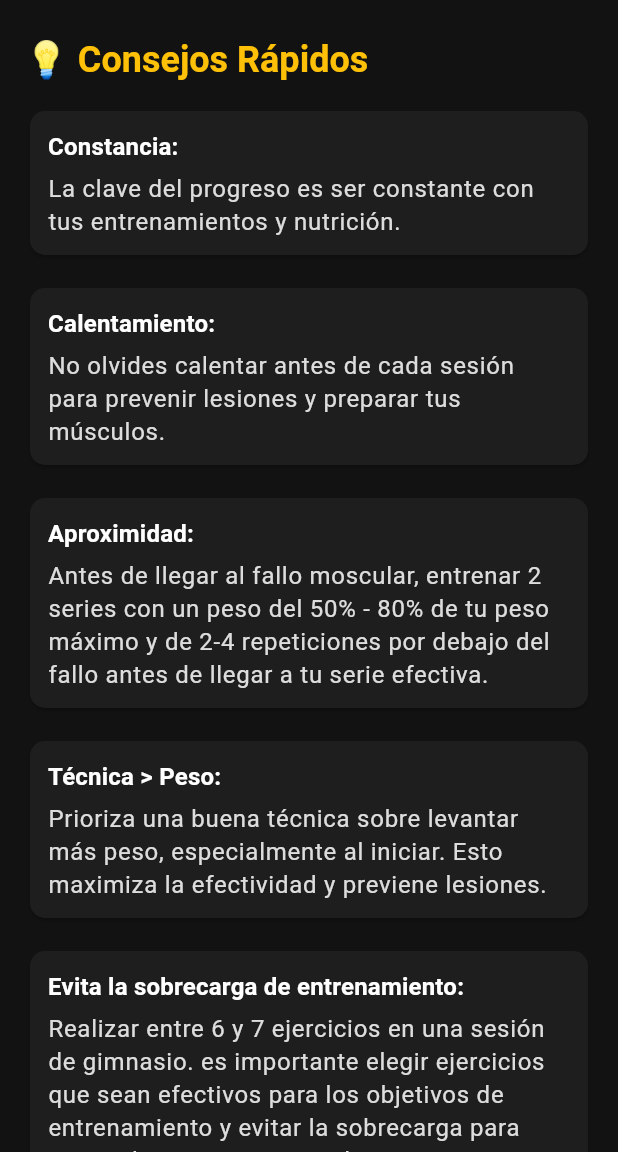
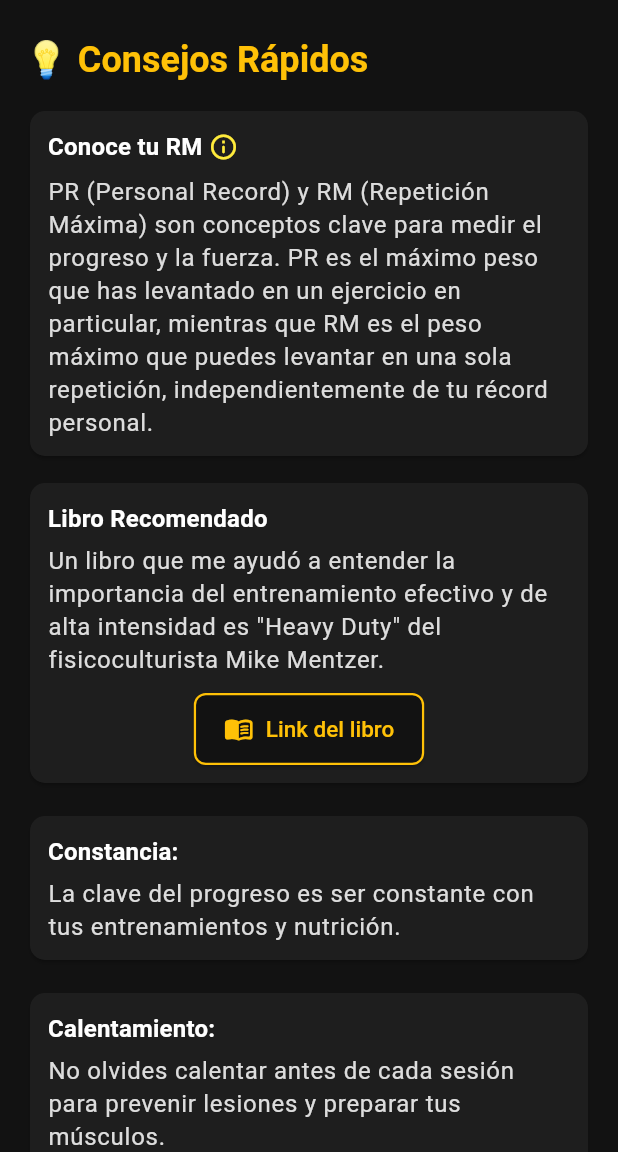
Before and after one commit to Cristofer3097/gym, a Flutter app: the TipsExtrasScreen screen opened directly, on a phone screen of 412 x 824 dp, the part 84-1236 px from its top. Run offline on Flutter 3.47's test engine with Material 3 defaults, Android fonts, the phone set to English and light mode, and no system bars; our stand-ins replace device_info_plus, image_picker, permission_handler, sqflite, table_calendar; accounts and stored records are empty.

```diff
--- a/lib/extras.dart
+++ b/lib/extras.dart
@@ -1,6 +1,7 @@
 // lib/tips_extras_screen.dart
 import 'package:flutter/material.dart';
 import 'package:url_launcher/url_launcher.dart';
+import 'rm_calculator_dialog.dart';
 
 class TipsExtrasScreen extends StatelessWidget {
   const TipsExtrasScreen({Key? key}) : super(key: key);
@@ -20,7 +21,14 @@ class TipsExtrasScreen extends StatelessWidget {
         print('Could not launch $urlString');
        }
      }
-
+  void _showRMCalculatorDialog(BuildContext context) {
+    showDialog(
+      context: context,
+      builder: (BuildContext dialogContext) {
+        return const RMCalculatorDialog();
+      },
+    );
+  }
   @override
   Widget build(BuildContext context) {
     final theme = Theme.of(context); // Para usar colores y estilos del tema
@@ -34,16 +42,43 @@ class TipsExtrasScreen extends StatelessWidget {
         child: Column(
           crossAxisAlignment: CrossAxisAlignment.start,
           children: <Widget>[
+
             _buildSectionTitle(context, '💡 Consejos Rápidos', theme.primaryColor),
-            _buildTip(context, 'Constancia:', 'La clave del progreso es ser constante con tus entrenamientos y nutrición.'),
-            _buildTip(context, 'Calentamiento:', 'No olvides calentar antes de cada sesión para prevenir lesiones y preparar tus músculos.'),
-            _buildTip(context, 'Aproximidad:', 'Antes de llegar al fallo moscular, entrenar 2 series con un peso del 50% - 80% de tu peso máximo y de 2-4 repeticiones por debajo del fallo antes de llegar a tu serie efectiva.'),
-            _buildTip(context, 'Técnica > Peso:', 'Prioriza una buena técnica sobre levantar más peso, especialmente al iniciar. Esto maximiza la efectividad y previene lesiones.'),
-            _buildTip(context, 'Evita la sobrecarga de entrenamiento:', 'Realizar entre 6 y 7 ejercicios en una sesión de gimnasio. es importante elegir ejercicios que sean efectivos para los objetivos de entrenamiento y evitar la sobrecarga para evitar el escancamiento y lesiones.'),
-            _buildTip(context, 'Progresión Gradual:', 'Aumenta la intensidad, el volumen o la frecuencia de tus entrenamientos pero se paciente, con agregar 5 Lb más es suficiente para una mejorar tu serie efectiva. Si haces mas de 10 repeticiones es hora de subir de peso'),
-            _buildTip(context, 'Descanso:', 'El descanso es tan importante como el ejercicio. Duerme bien (7-9 horas) y permite que tus músculos se recuperen entre sesiones. Te recomiendo un descanso de 48 a 72 horas entre sesiones para el mismo grupo muscular. '),
-            _buildTip(context, 'Descanso entre series :', 'De 3-5 minutos:Son ideales para entrenamientos que buscan aumentar la fuerza máxima y la potencia. Permiten una recuperación más completa del sistema neuromuscular y energético, lo que facilita una mayor intensidad y volumen en las series subsecuentes.'),
-            _buildTip(context, 'Nutrición:', 'Una alimentación balanceada es fundamental.\n -Es importante llegar a tus calorias de mantenimiento o con un poco de superávit calórico (100-200) es suficiente para ganancias mosculares. (Hay muchas paginas web para calcular tus calorias necesarias)  \n -Asegúrate de consumir suficientes proteínas (1.8 gr de proteina multiplicado por tu peso) para la reparación muscular. \n -Los Carbohidratos son tambien fundamentales, antes del entrenamiento es crucial para optimizar el rendimiento, especialmente en ejercicios de larga duración o alta intensidad. \n -Unos Carbohidratos de absorción lenta, como pan integral o frutas, puede ayudar a mantener los niveles de energía estables a lo largo del entrenamiento.'),
+            Card( // Usamos una Card directamente para tener más control sobre el título
+              child: Padding(
+                padding: const EdgeInsets.all(12.0),
+                child: Column(
+                  crossAxisAlignment: CrossAxisAlignment.start,
+                  children: [
+                    InkWell( // Para hacer el área del título clickeable
+                      onTap: () => _showRMCalculatorDialog(context),
+                      child: Row(
+                        mainAxisSize: MainAxisSize.min, // Para que el Row no ocupe todo el ancho innecesariamente
+                        children: [
+                          Text(
+                            "Conoce tu RM ", // Título
+                            style: theme.textTheme.titleMedium?.copyWith(
+                              fontWeight: FontWeight.w600,
+                              color: Colors.white,
+                            ),
+                          ),
+                          Icon(Icons.info_outline_rounded, color: Colors.yellow, size: 20),
+                        ],
+                      ),
+                    ),
+                    const SizedBox(height: 6),
+                    Text( // Descripción del tip
+                      "PR (Personal Record) y RM (Repetición Máxima) son conceptos clave para medir el progreso y la fuerza. PR es el máximo peso que has levantado en un ejercicio en particular, mientras que RM es el peso máximo que puedes levantar en una sola repetición, independientemente de tu récord personal.",
+                      style: theme.textTheme.bodyLarge?.copyWith(
+                        color: Colors.white.withOpacity(0.85),
+                        height: 1.4,
+                      ),
+                    ),
+                  ],
+                ),
+              ),
+            ),
+            const SizedBox(height: 6),
             _buildTip(
               context,
               'Libro Recomendado', // Título del consejo
@@ -61,6 +96,17 @@ class TipsExtrasScreen extends StatelessWidget {
                 },
               ),
             ),
+            _buildTip(context, 'Constancia:', 'La clave del progreso es ser constante con tus entrenamientos y nutrición.'),
+            _buildTip(context, 'Calentamiento:', 'No olvides calentar antes de cada sesión para prevenir lesiones y preparar tus músculos.'),
+            _buildTip(context, 'Aproximidad:', 'Antes de llegar al fallo moscular, entrenar 2 series con un peso del 50% - 80% de tu peso máximo y de 2-4 repeticiones por debajo del fallo antes de llegar a tu serie efectiva.'),
+            _buildTip(context, 'Técnica > Peso:', 'Prioriza una buena técnica sobre levantar más peso, especialmente al iniciar. Esto maximiza la efectividad y previene lesiones.'),
+            _buildTip(context, 'Evita la sobrecarga de entrenamiento:', 'Realizar entre 6 y 7 ejercicios en una sesión de gimnasio. es importante elegir ejercicios que sean efectivos para los objetivos de entrenamiento y evitar la sobrecarga para evitar el escancamiento y lesiones.'),
+            _buildTip(context, 'Progresión Gradual:', 'Aumenta la intensidad, el volumen o la frecuencia de tus entrenamientos pero se paciente, con agregar 5 Lb más es suficiente para una mejorar tu serie efectiva. Si haces mas de 10 repeticiones es hora de subir de peso'),
+            _buildTip(context, 'Descanso:', 'El descanso es tan importante como el ejercicio. Duerme bien (7-9 horas) y permite que tus músculos se recuperen entre sesiones. Te recomiendo un descanso de 48 a 72 horas entre sesiones para el mismo grupo muscular. '),
+            _buildTip(context, 'Descanso entre series :', 'De 3-5 minutos:Son ideales para entrenamientos que buscan aumentar la fuerza máxima y la potencia. Permiten una recuperación más completa del sistema neuromuscular y energético, lo que facilita una mayor intensidad y volumen en las series subsecuentes.'),
+            _buildTip(context, 'Conoce tu cuerpo:', 'No ignores el dolor (diferente a la fatiga muscular). Si algo no se siente bien, detente y evalúa.'),
+            _buildTip(context, 'Nutrición:', 'Una alimentación balanceada es fundamental.\n -Es importante llegar a tus calorias de mantenimiento o con un poco de superávit calórico (100 - 200) es suficiente para ganancias mosculares. (Hay muchas paginas web para calcular tus calorias necesarias)  \n -Asegúrate de consumir suficientes proteínas (1.8 gr de proteina multiplicado por tu peso) para la reparación muscular. \n -Los Carbohidratos son tambien fundamentales, antes del entrenamiento es crucial para optimizar el rendimiento, especialmente en ejercicios de larga duración o alta intensidad. \n -Unos Carbohidratos de absorción lenta, como pan integral o frutas, puede ayudar a mantener los niveles de energía estables a lo largo del entrenamiento.'),
+
 
 
             const SizedBox(height: 24),
```
Also changed, not shown: lib/rm_calculator_dialog.dart (added, +289 -0 lines). Lines whose indentation alone changed are shown as unchanged.
